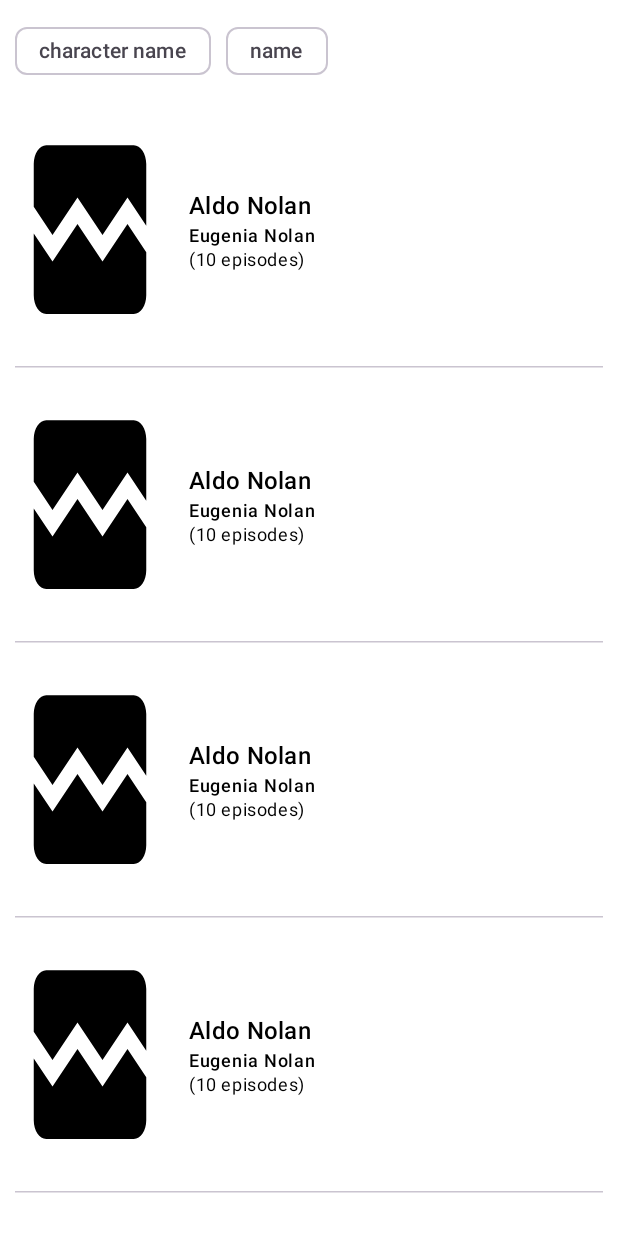
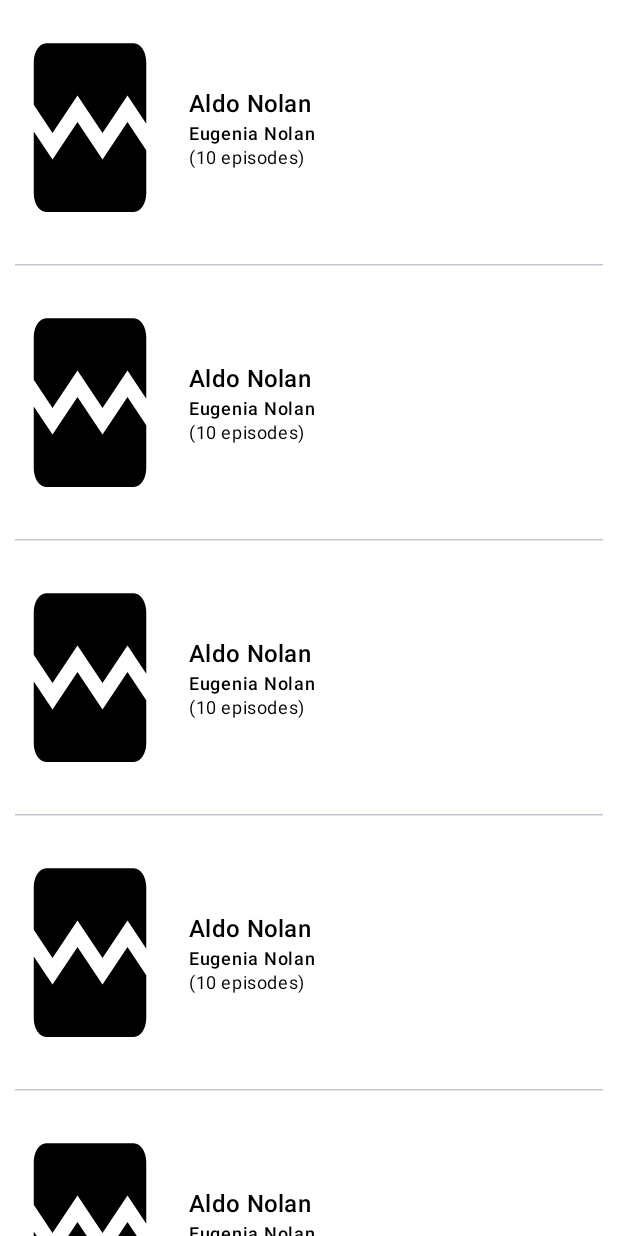
Before and after one commit to aldidwiki/TMDb-Compose, an Android app built with Jetpack Compose: the @Preview function CreditContentPreview, on a phone screen of 412 x 824 dp. Run offline under Robolectric (Android 15) with nearby library versions, the phone set to English and light mode, and no system bars; pictures from the network do not load.

Commit message:
take out sorting on credits

```diff
--- a/app/src/main/java/com/aldiprahasta/tmdb/ui/credit/CreditScreen.kt
+++ b/app/src/main/java/com/aldiprahasta/tmdb/ui/credit/CreditScreen.kt
@@ -6,7 +6,6 @@ import androidx.compose.animation.fadeIn
 import androidx.compose.animation.fadeOut
 import androidx.compose.animation.togetherWith
 import androidx.compose.foundation.layout.Arrangement
-import androidx.compose.foundation.layout.Column
 import androidx.compose.foundation.layout.PaddingValues
 import androidx.compose.foundation.layout.Row
 import androidx.compose.foundation.layout.fillMaxWidth
@@ -28,6 +27,7 @@ import androidx.compose.material3.TopAppBar
 import androidx.compose.material3.TopAppBarDefaults
 import androidx.compose.material3.rememberTopAppBarState
 import androidx.compose.runtime.Composable
+import androidx.compose.runtime.SideEffect
 import androidx.compose.runtime.getValue
 import androidx.compose.runtime.mutableStateOf
 import androidx.compose.runtime.remember
@@ -43,6 +43,7 @@ import com.aldiprahasta.tmdb.ui.components.ContentItem
 import com.aldiprahasta.tmdb.ui.components.ErrorScreen
 import com.aldiprahasta.tmdb.ui.components.LoadingScreen
 import com.aldiprahasta.tmdb.ui.theme.TMDBSecondaryColor
+import com.aldiprahasta.tmdb.utils.Constant
 import com.aldiprahasta.tmdb.utils.doIfError
 import com.aldiprahasta.tmdb.utils.doIfLoading
 import com.aldiprahasta.tmdb.utils.doIfSuccess
@@ -131,20 +132,11 @@ fun CreditContent(
         onItemClicked: (contentId: Int, mediaType: String?) -> Unit,
         modifier: Modifier = Modifier
 ) {
-    var comparator by remember { mutableStateOf(orderComparator) }
-
-    Column(modifier = modifier) {
-        SortingChip(
-                modifier = Modifier.padding(10.dp),
-                onSelectedChip = { sortingComparator ->
-                    comparator = sortingComparator
-                }
-        )
-
     LazyColumn(
-                contentPadding = PaddingValues(10.dp)
+            contentPadding = PaddingValues(10.dp),
+            modifier = modifier
     ) {
-            itemsIndexed(casts.sortedWith(comparator)) { index, item ->
+        itemsIndexed(casts) { index, item ->
             ContentItem(
                     title = item.name,
                     releaseDate = item.releaseDate,
@@ -158,7 +150,6 @@ fun CreditContent(
 
             if (index < casts.lastIndex) {
                 HorizontalDivider(Modifier.padding(vertical = 16.dp))
-                }
             }
         }
     }
```
Also changed, not shown: app/src/main/java/com/aldiprahasta/tmdb/utils/DataMapper.kt (+0 -9 lines). Lines whose indentation alone changed are shown as unchanged.
